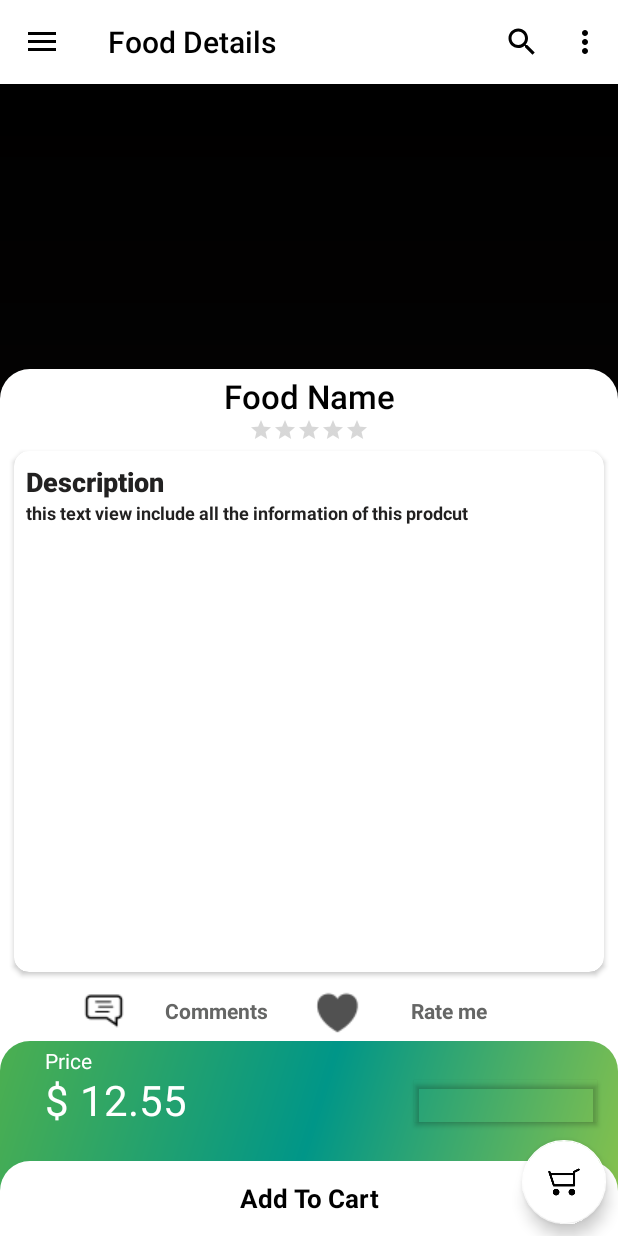
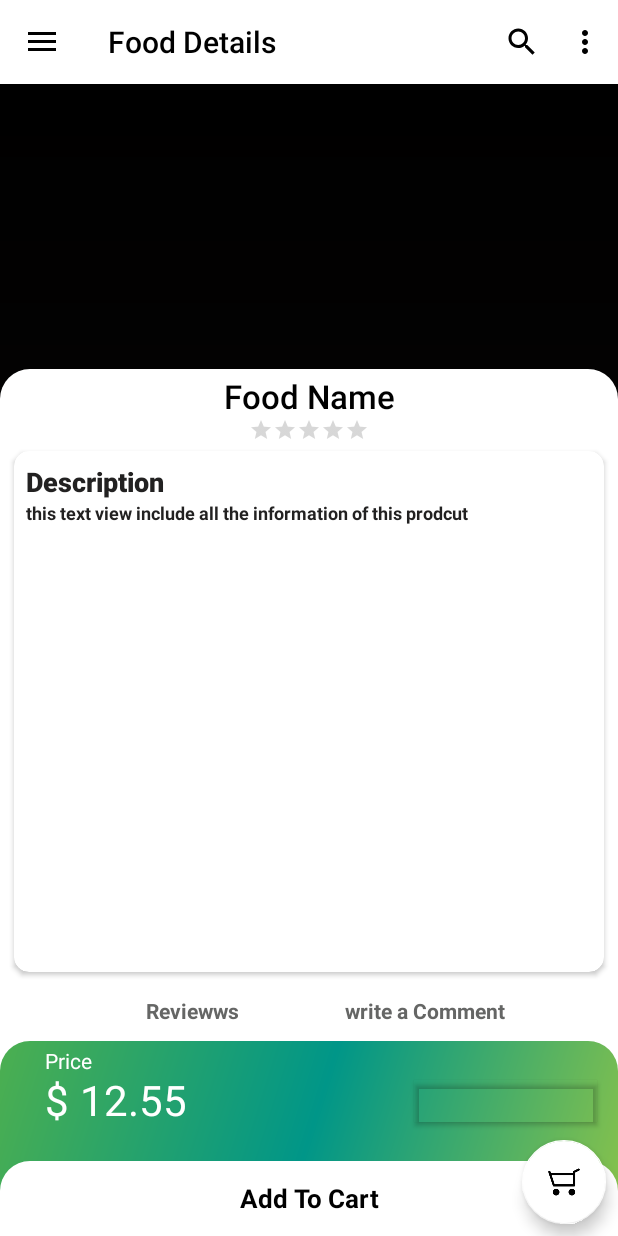
Before and after one commit to thimira24/DeliveryAppClient, an Android app: the FoodDetailFragment screen opened through its navigation route, on a phone screen of 412 x 824 dp. Run offline under Robolectric (Android 15) with nearby library versions, the phone set to English and light mode, and no system bars; our stand-ins replace CircleImageView, EventBus, Firebase (no records; nobody signed in at launch, a user with empty details on screens opened directly), Room's generated code, RxJava and 1 more; libraries missing offline, so code that uses them is left out: com.andremion.counterfab, com.asksira.loopingviewpager, com.cepheuen.elegantnumberbutton, dmax.dialog, lib.android.paypal; plain views replace CounterFab, ElegantNumberButton; pictures from the network do not load; 19 statements that could not run were skipped.

Commit message:
DeliveryApp Version 1.0.2

```diff
--- a/app/src/main/res/layout/fragment_food_detail.xml
+++ b/app/src/main/res/layout/fragment_food_detail.xml
@@ -219,7 +219,7 @@
             android:orientation="horizontal">
 
             <TextView
-                android:drawableLeft="@drawable/comments"
+
                 android:id="@+id/btnShowComment"
                 android:layout_width="150dp"
                 android:layout_height="40dp"
@@ -232,7 +232,7 @@
                 android:textColor="#656665" />
 
             <TextView
-                android:drawableLeft="@drawable/rateme"
+
                 android:id="@+id/btnRate"
                 android:layout_width="150dp"
                 android:layout_height="40dp"
@@ -240,7 +240,7 @@
                 android:backgroundTint="#FFFFFF"
                 android:gravity="center"
                 android:textStyle="bold"
-                android:text="Rate me"
+                android:text="write a Comment"
                 android:textColor="#656665" />
 
         </LinearLayout>
--- a/app/src/main/res/values/strings.xml
+++ b/app/src/main/res/values/strings.xml
@@ -23,7 +23,7 @@
     <string name="accountnav">Account</string>
     <string name="settingsnav">Settings</string>
     <string name="food_name1">Food Name</string>
-    <string name="see_reviews">Comments</string>
+    <string name="see_reviews">Reviewws</string>
     <string name="size">Size</string>
     <string name="description">this text view include all the information of this prodcut</string>
     <string name="description1">Description</string>
```
